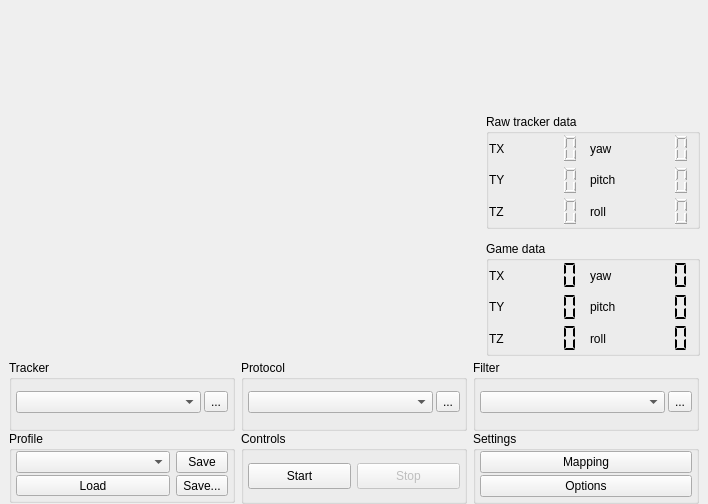
This is facetracknoir/main.ui in opentrack/opentrack as Qt 5 draws it before an edit. The edited form follows.
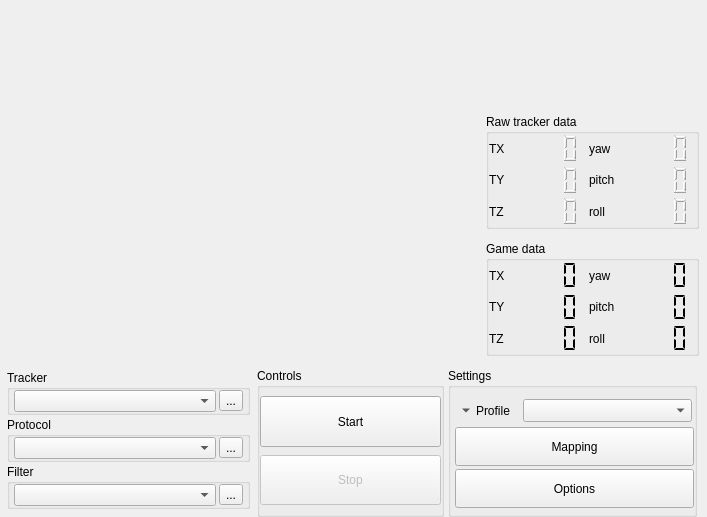
This is the edited form. Icons and pictures are not drawn. Custom widgets are drawn as their Qt base class.

Commit message:
main, ui: store config files in a predefined directory
Settings files are now stored in Documents/opentrack-version.

The transition path is to copy all .ini files into that directory,
accessible through the "Profile" menu dropdown.

Issue: #179

Diff of the .ui file:
```diff
--- a/facetracknoir/main.ui
+++ b/facetracknoir/main.ui
@@ -7,8 +7,8 @@
    <rect>
     <x>0</x>
     <y>0</y>
-    <width>708</width>
-    <height>504</height>
+    <width>707</width>
+    <height>492</height>
    </rect>
   </property>
   <property name="windowIcon">
@@ -53,13 +53,7 @@
       <property name="lineWidth">
        <number>0</number>
       </property>
-      <layout class="QFormLayout" name="formLayout">
-       <property name="horizontalSpacing">
-        <number>0</number>
-       </property>
-       <property name="verticalSpacing">
-        <number>0</number>
-       </property>
+      <layout class="QGridLayout" name="gridLayout_5">
        <property name="leftMargin">
         <number>0</number>
        </property>
@@ -72,7 +66,31 @@
        <property name="bottomMargin">
         <number>0</number>
        </property>
+       <property name="spacing">
+        <number>0</number>
+       </property>
        <item row="0" column="0">
+        <widget class="QFrame" name="top">
+         <property name="frameShape">
+          <enum>QFrame::NoFrame</enum>
+         </property>
+         <layout class="QHBoxLayout" name="horizontalLayout_2">
+          <property name="spacing">
+           <number>0</number>
+          </property>
+          <property name="leftMargin">
+           <number>0</number>
+          </property>
+          <property name="topMargin">
+           <number>0</number>
+          </property>
+          <property name="rightMargin">
+           <number>0</number>
+          </property>
+          <property name="bottomMargin">
+           <number>0</number>
+          </property>
+          <item>
         <widget class="QFrame" name="video_feed">
          <property name="sizePolicy">
           <sizepolicy hsizetype="Fixed" vsizetype="Fixed">
@@ -141,7 +159,7 @@
          </widget>
         </widget>
        </item>
-       <item row="0" column="1">
+          <item>
         <widget class="QFrame" name="top_display">
          <property name="frameShape">
           <enum>QFrame::NoFrame</enum>
@@ -802,127 +820,137 @@
          </layout>
         </widget>
        </item>
-       <item row="1" column="0" colspan="2">
+         </layout>
+        </widget>
+       </item>
+       <item row="1" column="0">
         <widget class="QFrame" name="bottom_controls">
+         <property name="sizePolicy">
+          <sizepolicy hsizetype="Preferred" vsizetype="Preferred">
+           <horstretch>0</horstretch>
+           <verstretch>0</verstretch>
+          </sizepolicy>
+         </property>
          <layout class="QGridLayout" name="gridLayout_2">
-          <property name="topMargin">
-           <number>0</number>
-          </property>
-          <property name="bottomMargin">
-           <number>0</number>
-          </property>
-          <property name="horizontalSpacing">
-           <number>6</number>
-          </property>
-          <property name="verticalSpacing">
-           <number>0</number>
-          </property>
-          <item row="1" column="1">
-           <widget class="QGroupBox" name="groupStartStop">
-            <property name="title">
-             <string notr="true">Controls</string>
-            </property>
-            <property name="flat">
-             <bool>true</bool>
-            </property>
-            <layout class="QGridLayout" name="gridLayout_5">
              <property name="leftMargin">
               <number>4</number>
              </property>
              <property name="topMargin">
-              <number>12</number>
+           <number>8</number>
              </property>
              <property name="rightMargin">
-              <number>4</number>
+           <number>10</number>
              </property>
              <property name="bottomMargin">
-              <number>12</number>
-             </property>
-             <item row="0" column="1">
-              <widget class="QToolButton" name="btnStopTracker">
-               <property name="enabled">
-                <bool>false</bool>
-               </property>
-               <property name="sizePolicy">
-                <sizepolicy hsizetype="Preferred" vsizetype="Minimum">
-                 <horstretch>0</horstretch>
-                 <verstretch>0</verstretch>
-                </sizepolicy>
-               </property>
-               <property name="text">
-                <string>Stop</string>
-               </property>
-              </widget>
-             </item>
-             <item row="0" column="0">
-              <widget class="QToolButton" name="btnStartTracker">
-               <property name="sizePolicy">
-                <sizepolicy hsizetype="Preferred" vsizetype="Minimum">
-                 <horstretch>0</horstretch>
-                 <verstretch>0</verstretch>
-                </sizepolicy>
-               </property>
-               <property name="text">
-                <string>Start</string>
-               </property>
-              </widget>
-             </item>
-            </layout>
-           </widget>
-          </item>
+           <number>0</number>
+          </property>
+          <property name="horizontalSpacing">
+           <number>4</number>
+          </property>
+          <property name="verticalSpacing">
+           <number>0</number>
+          </property>
           <item row="1" column="2">
            <widget class="QGroupBox" name="groupWindows">
+            <property name="sizePolicy">
+             <sizepolicy hsizetype="Preferred" vsizetype="Preferred">
+              <horstretch>4</horstretch>
+              <verstretch>0</verstretch>
+             </sizepolicy>
+            </property>
             <property name="title">
              <string>Settings</string>
             </property>
             <property name="flat">
              <bool>true</bool>
             </property>
-            <layout class="QGridLayout" name="gridLayout_6">
+            <layout class="QVBoxLayout" name="verticalLayout_3">
+             <property name="spacing">
+              <number>3</number>
+             </property>
              <property name="leftMargin">
               <number>4</number>
              </property>
              <property name="topMargin">
-              <number>0</number>
+              <number>2</number>
              </property>
              <property name="rightMargin">
-              <number>4</number>
+              <number>0</number>
              </property>
              <property name="bottomMargin">
-              <number>4</number>
+              <number>6</number>
              </property>
-             <property name="verticalSpacing">
+             <item>
+              <widget class="QFrame" name="groupProfile">
+               <property name="sizePolicy">
+                <sizepolicy hsizetype="Preferred" vsizetype="MinimumExpanding">
+                 <horstretch>0</horstretch>
+                 <verstretch>2</verstretch>
+                </sizepolicy>
+               </property>
+               <layout class="QHBoxLayout" name="horizontalLayout">
+                <property name="spacing">
+                 <number>0</number>
+                </property>
+                <property name="leftMargin">
+                 <number>0</number>
+                </property>
+                <property name="rightMargin">
               <number>2</number>
              </property>
-             <item row="1" column="0">
-              <widget class="QPushButton" name="btnShortcuts">
+                <property name="bottomMargin">
+                 <number>2</number>
+                </property>
+                <item>
+                 <widget class="QToolButton" name="profile_button">
+                  <property name="enabled">
+                   <bool>true</bool>
+                  </property>
                <property name="sizePolicy">
-                <sizepolicy hsizetype="Preferred" vsizetype="Fixed">
+                   <sizepolicy hsizetype="Maximum" vsizetype="Preferred">
                  <horstretch>0</horstretch>
                  <verstretch>0</verstretch>
                 </sizepolicy>
                </property>
                <property name="text">
-                <string>Options</string>
-               </property>
-               <property name="icon">
-                <iconset resource="ui-res.qrc">
-                 <normaloff>:/images/tools.png</normaloff>:/images/tools.png</iconset>
-               </property>
-               <property name="iconSize">
-                <size>
-                 <width>80</width>
-                 <height>24</height>
-                </size>
-               </property>
-              </widget>
-             </item>
-             <item row="0" column="0">
+                   <string>Profile</string>
+                  </property>
+                  <property name="popupMode">
+                   <enum>QToolButton::InstantPopup</enum>
+                  </property>
+                  <property name="toolButtonStyle">
+                   <enum>Qt::ToolButtonTextBesideIcon</enum>
+                  </property>
+                  <property name="autoRaise">
+                   <bool>true</bool>
+                  </property>
+                  <property name="arrowType">
+                   <enum>Qt::DownArrow</enum>
+                  </property>
+                 </widget>
+                </item>
+                <item>
+                 <widget class="QComboBox" name="iconcomboProfile">
+                  <property name="sizePolicy">
+                   <sizepolicy hsizetype="Preferred" vsizetype="Preferred">
+                    <horstretch>0</horstretch>
+                    <verstretch>0</verstretch>
+                   </sizepolicy>
+                  </property>
+                  <property name="maxVisibleItems">
+                   <number>10</number>
+                  </property>
+                 </widget>
+                </item>
+               </layout>
+              </widget>
+             </item>
+             <item>
               <widget class="QPushButton" name="btnEditCurves">
                <property name="sizePolicy">
-                <sizepolicy hsizetype="Preferred" vsizetype="Fixed">
+                <sizepolicy hsizetype="Preferred" vsizetype="Preferred">
                  <horstretch>0</horstretch>
-                 <verstretch>0</verstretch>
+                 <verstretch>3</verstretch>
                 </sizepolicy>
                </property>
                <property name="text">
@@ -940,63 +968,129 @@
                </property>
               </widget>
              </item>
+             <item>
+              <widget class="QPushButton" name="btnShortcuts">
+               <property name="sizePolicy">
+                <sizepolicy hsizetype="Preferred" vsizetype="Preferred">
+                 <horstretch>0</horstretch>
+                 <verstretch>3</verstretch>
+                </sizepolicy>
+               </property>
+               <property name="text">
+                <string>Options</string>
+               </property>
+               <property name="icon">
+                <iconset resource="ui-res.qrc">
+                 <normaloff>:/images/tools.png</normaloff>:/images/tools.png</iconset>
+               </property>
+               <property name="iconSize">
+                <size>
+                 <width>80</width>
+                 <height>24</height>
+                </size>
+               </property>
+              </widget>
+             </item>
             </layout>
            </widget>
           </item>
-          <item row="0" column="2">
-           <widget class="QGroupBox" name="groupFilter">
+          <item row="1" column="1">
+           <widget class="QGroupBox" name="groupStartStop">
+            <property name="sizePolicy">
+             <sizepolicy hsizetype="Preferred" vsizetype="Preferred">
+              <horstretch>3</horstretch>
+              <verstretch>0</verstretch>
+             </sizepolicy>
+            </property>
             <property name="title">
-             <string>Filter</string>
+             <string notr="true">Controls</string>
             </property>
             <property name="flat">
              <bool>true</bool>
             </property>
-            <layout class="QGridLayout" name="gridLayout_3">
+            <layout class="QVBoxLayout" name="verticalLayout_4">
+             <property name="spacing">
+              <number>8</number>
+             </property>
              <property name="leftMargin">
-              <number>4</number>
+              <number>0</number>
              </property>
              <property name="topMargin">
-              <number>0</number>
+              <number>8</number>
              </property>
              <property name="rightMargin">
-              <number>4</number>
+              <number>0</number>
              </property>
              <property name="bottomMargin">
-              <number>4</number>
+              <number>9</number>
              </property>
-             <property name="horizontalSpacing">
-              <number>3</number>
-             </property>
-             <property name="verticalSpacing">
-              <number>2</number>
-             </property>
-             <item row="0" column="0">
-              <widget class="QComboBox" name="iconcomboFilter"/>
+             <item>
+              <widget class="QToolButton" name="btnStartTracker">
+               <property name="sizePolicy">
+                <sizepolicy hsizetype="Preferred" vsizetype="Minimum">
+                 <horstretch>0</horstretch>
+                 <verstretch>0</verstretch>
+                </sizepolicy>
+               </property>
+               <property name="text">
+                <string>Start</string>
+               </property>
+              </widget>
              </item>
-             <item row="0" column="1">
-              <widget class="QToolButton" name="btnShowFilterControls">
+             <item>
+              <widget class="QToolButton" name="btnStopTracker">
                <property name="enabled">
-                <bool>true</bool>
-               </property>
-               <property name="text">
-                <string>...</string>
-               </property>
-               <property name="flat" stdset="0">
                 <bool>false</bool>
                </property>
+               <property name="sizePolicy">
+                <sizepolicy hsizetype="Preferred" vsizetype="Minimum">
+                 <horstretch>0</horstretch>
+                 <verstretch>0</verstretch>
+                </sizepolicy>
+               </property>
+               <property name="text">
+                <string>Stop</string>
+               </property>
               </widget>
              </item>
             </layout>
            </widget>
           </item>
-          <item row="0" column="0">
+          <item row="1" column="0">
+           <widget class="QFrame" name="frame_2">
+            <property name="sizePolicy">
+             <sizepolicy hsizetype="Preferred" vsizetype="Preferred">
+              <horstretch>4</horstretch>
+              <verstretch>0</verstretch>
+             </sizepolicy>
+            </property>
+            <property name="frameShape">
+             <enum>QFrame::NoFrame</enum>
+            </property>
+            <property name="frameShadow">
+             <enum>QFrame::Raised</enum>
+            </property>
+            <layout class="QVBoxLayout" name="verticalLayout">
+             <property name="spacing">
+              <number>2</number>
+             </property>
+             <property name="leftMargin">
+              <number>3</number>
+             </property>
+             <property name="topMargin">
+              <number>2</number>
+             </property>
+             <property name="rightMargin">
+              <number>3</number>
+             </property>
+             <property name="bottomMargin">
+              <number>8</number>
+             </property>
+             <item>
            <widget class="QGroupBox" name="groupTrackerSource">
             <property name="title">
              <string>Tracker</string>
             </property>
-            <property name="flat">
-             <bool>true</bool>
-            </property>
             <layout class="QGridLayout" name="gridLayout">
              <property name="leftMargin">
               <number>4</number>
@@ -1008,13 +1102,13 @@
               <number>4</number>
              </property>
              <property name="bottomMargin">
-              <number>4</number>
+                 <number>0</number>
              </property>
              <property name="horizontalSpacing">
               <number>3</number>
              </property>
              <property name="verticalSpacing">
-              <number>2</number>
+                 <number>0</number>
              </property>
              <item row="0" column="0">
               <widget class="QComboBox" name="iconcomboTrackerSource"/>
@@ -1035,14 +1129,11 @@
             </layout>
            </widget>
           </item>
-          <item row="0" column="1">
+             <item>
            <widget class="QGroupBox" name="groupGameProtocol">
             <property name="title">
              <string>Protocol</string>
             </property>
-            <property name="flat">
-             <bool>true</bool>
-            </property>
             <layout class="QGridLayout" name="gridLayout_4">
              <property name="leftMargin">
               <number>4</number>
@@ -1054,48 +1145,39 @@
               <number>4</number>
              </property>
              <property name="bottomMargin">
-              <number>4</number>
+                 <number>0</number>
              </property>
              <property name="horizontalSpacing">
               <number>3</number>
              </property>
              <property name="verticalSpacing">
-              <number>2</number>
-             </property>
-             <item row="0" column="1">
-              <widget class="QToolButton" name="btnShowServerControls">
-               <property name="enabled">
-                <bool>true</bool>
-               </property>
-               <property name="text">
-                <string>...</string>
-               </property>
-               <property name="flat" stdset="0">
-                <bool>false</bool>
-               </property>
-              </widget>
-             </item>
+                 <number>0</number>
+                </property>
              <item row="0" column="0">
               <widget class="QComboBox" name="iconcomboProtocol"/>
              </item>
+                <item row="0" column="1">
+                 <widget class="QToolButton" name="btnShowServerControls">
+                  <property name="enabled">
+                   <bool>true</bool>
+                  </property>
+                  <property name="text">
+                   <string>...</string>
+                  </property>
+                  <property name="flat" stdset="0">
+                   <bool>false</bool>
+                  </property>
+                 </widget>
+                </item>
             </layout>
            </widget>
           </item>
-          <item row="1" column="0">
-           <widget class="QGroupBox" name="groupProfile">
-            <property name="sizePolicy">
-             <sizepolicy hsizetype="Preferred" vsizetype="Fixed">
-              <horstretch>0</horstretch>
-              <verstretch>0</verstretch>
-             </sizepolicy>
-            </property>
+             <item>
+              <widget class="QGroupBox" name="groupFilter">
             <property name="title">
-             <string>Profile</string>
-            </property>
-            <property name="flat">
-             <bool>true</bool>
-            </property>
-            <layout class="QGridLayout" name="gridLayout_7">
+                <string>Filter</string>
+               </property>
+               <layout class="QGridLayout" name="gridLayout_3">
              <property name="leftMargin">
               <number>4</number>
              </property>
@@ -1106,67 +1188,31 @@
               <number>4</number>
              </property>
              <property name="bottomMargin">
-              <number>4</number>
+                 <number>0</number>
+                </property>
+                <property name="horizontalSpacing">
+                 <number>3</number>
              </property>
              <property name="verticalSpacing">
-              <number>2</number>
+                 <number>0</number>
              </property>
              <item row="0" column="0">
-              <widget class="QComboBox" name="iconcomboProfile">
-               <property name="sizePolicy">
-                <sizepolicy hsizetype="Preferred" vsizetype="Fixed">
-                 <horstretch>0</horstretch>
-                 <verstretch>0</verstretch>
-                </sizepolicy>
-               </property>
-               <property name="maxVisibleItems">
-                <number>10</number>
-               </property>
-              </widget>
-             </item>
-             <item row="1" column="0">
-              <widget class="QToolButton" name="btnLoad">
-               <property name="sizePolicy">
-                <sizepolicy hsizetype="Preferred" vsizetype="Fixed">
-                 <horstretch>0</horstretch>
-                 <verstretch>0</verstretch>
-                </sizepolicy>
-               </property>
-               <property name="text">
-                <string>Load</string>
-               </property>
-              </widget>
+                 <widget class="QComboBox" name="iconcomboFilter"/>
              </item>
              <item row="0" column="1">
-              <widget class="QToolButton" name="btnSave">
+                 <widget class="QToolButton" name="btnShowFilterControls">
                <property name="enabled">
                 <bool>true</bool>
                </property>
-               <property name="sizePolicy">
-                <sizepolicy hsizetype="Preferred" vsizetype="Preferred">
-                 <horstretch>0</horstretch>
-                 <verstretch>0</verstretch>
-                </sizepolicy>
-               </property>
                <property name="text">
-                <string>Save</string>
+                   <string>...</string>
+                  </property>
+                  <property name="flat" stdset="0">
+                   <bool>false</bool>
                </property>
               </widget>
              </item>
-             <item row="1" column="1">
-              <widget class="QToolButton" name="btnSaveAs">
-               <property name="enabled">
-                <bool>true</bool>
-               </property>
-               <property name="sizePolicy">
-                <sizepolicy hsizetype="Maximum" vsizetype="Fixed">
-                 <horstretch>0</horstretch>
-                 <verstretch>0</verstretch>
-                </sizepolicy>
-               </property>
-               <property name="text">
-                <string>Save...</string>
-               </property>
+               </layout>
               </widget>
              </item>
             </layout>
```
Left out of the diff: 4 changed lines with no effect on the pictures. Lines whose indentation alone changed are shown as unchanged. The commit also changes 6 other files.
